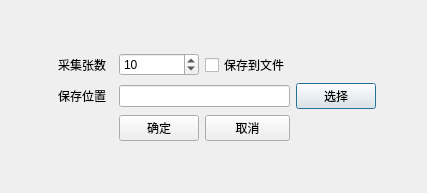
Above: RayimDR/UI/MultiAcqCfgDialog.ui from wangyunfu1996/RayimDR before the change. Below: the same form after it.
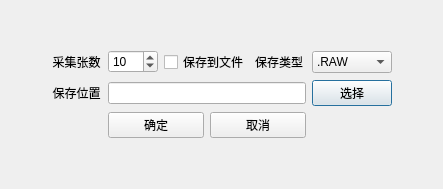
That is the form after the change. Custom widgets are drawn as their Qt base class.

Diff of the .ui file:
```diff
--- a/RayimDR/UI/MultiAcqCfgDialog.ui
+++ b/RayimDR/UI/MultiAcqCfgDialog.ui
@@ -6,50 +6,14 @@
    <rect>
     <x>0</x>
     <y>0</y>
-    <width>427</width>
-    <height>193</height>
+    <width>443</width>
+    <height>189</height>
    </rect>
   </property>
   <property name="windowTitle">
    <string>MultiAcqCfgDialog</string>
   </property>
-  <layout class="QGridLayout" name="gridLayout" columnstretch="0,1,1,1,1,0">
-   <item row="0" column="1">
-    <spacer name="verticalSpacer_2">
-     <property name="orientation">
-      <enum>Qt::Vertical</enum>
-     </property>
-     <property name="sizeHint" stdset="0">
-      <size>
-       <width>20</width>
-       <height>40</height>
-      </size>
-     </property>
-    </spacer>
-   </item>
-   <item row="1" column="0">
-    <spacer name="horizontalSpacer">
-     <property name="orientation">
-      <enum>Qt::Horizontal</enum>
-     </property>
-     <property name="sizeHint" stdset="0">
-      <size>
-       <width>40</width>
-       <height>20</height>
-      </size>
-     </property>
-    </spacer>
-   </item>
-   <item row="1" column="1">
-    <widget class="ElaText" name="label_2">
-     <property name="text">
-      <string>采集张数</string>
-     </property>
-     <property name="alignment">
-      <set>Qt::AlignCenter</set>
-     </property>
-    </widget>
-   </item>
+  <layout class="QGridLayout" name="gridLayout" columnstretch="0,1,1,1,1,1,0">
    <item row="1" column="2">
     <widget class="ElaSpinBox" name="spinBox_n">
      <property name="value">
@@ -57,6 +21,52 @@
      </property>
     </widget>
    </item>
+   <item row="1" column="6">
+    <spacer name="horizontalSpacer_2">
+     <property name="orientation">
+      <enum>Qt::Horizontal</enum>
+     </property>
+     <property name="sizeHint" stdset="0">
+      <size>
+       <width>40</width>
+       <height>20</height>
+      </size>
+     </property>
+    </spacer>
+   </item>
+   <item row="0" column="1">
+    <spacer name="verticalSpacer_2">
+     <property name="orientation">
+      <enum>Qt::Vertical</enum>
+     </property>
+     <property name="sizeHint" stdset="0">
+      <size>
+       <width>20</width>
+       <height>40</height>
+      </size>
+     </property>
+    </spacer>
+   </item>
+   <item row="4" column="1">
+    <spacer name="verticalSpacer">
+     <property name="orientation">
+      <enum>Qt::Vertical</enum>
+     </property>
+     <property name="sizeHint" stdset="0">
+      <size>
+       <width>20</width>
+       <height>40</height>
+      </size>
+     </property>
+    </spacer>
+   </item>
+   <item row="1" column="4">
+    <widget class="QLabel" name="label_3">
+     <property name="text">
+      <string>保存类型</string>
+     </property>
+    </widget>
+   </item>
    <item row="1" column="3">
     <widget class="ElaCheckBox" name="checkBox_saveToFiles">
      <property name="text">
@@ -64,8 +74,8 @@
      </property>
     </widget>
    </item>
-   <item row="1" column="5">
-    <spacer name="horizontalSpacer_2">
+   <item row="1" column="0">
+    <spacer name="horizontalSpacer">
      <property name="orientation">
       <enum>Qt::Horizontal</enum>
      </property>
@@ -77,6 +87,16 @@
      </property>
     </spacer>
    </item>
+   <item row="1" column="1">
+    <widget class="ElaText" name="label_2">
+     <property name="text">
+      <string>采集张数</string>
+     </property>
+     <property name="alignment">
+      <set>Qt::AlignCenter</set>
+     </property>
+    </widget>
+   </item>
    <item row="2" column="1">
     <widget class="ElaText" name="label">
      <property name="text">
@@ -87,42 +107,57 @@
      </property>
     </widget>
    </item>
-   <item row="2" column="2" colspan="2">
-    <widget class="ElaLineEdit" name="lineEdit_savePath"/>
+   <item row="1" column="5">
+    <widget class="QComboBox" name="comboBox_saveType">
+     <item>
+      <property name="text">
+       <string>.RAW</string>
+      </property>
+     </item>
+     <item>
+      <property name="text">
+       <string>.TIFF</string>
+      </property>
+     </item>
+     <item>
+      <property name="text">
+       <string>.JPG</string>
+      </property>
+     </item>
+     <item>
+      <property name="text">
+       <string>.PNG</string>
+      </property>
+     </item>
+    </widget>
    </item>
-   <item row="2" column="4">
+   <item row="2" column="5">
     <widget class="ElaPushButton" name="pushButton_select">
      <property name="text">
       <string>选择</string>
      </property>
     </widget>
    </item>
-   <item row="3" column="2">
-    <widget class="ElaPushButton" name="pushButton_confirm">
-     <property name="text">
-      <string>确定</string>
-     </property>
-    </widget>
+   <item row="2" column="2" colspan="3">
+    <widget class="ElaLineEdit" name="lineEdit_savePath"/>
    </item>
-   <item row="3" column="3">
-    <widget class="ElaPushButton" name="pushButton_cancel">
-     <property name="text">
-      <string>取消</string>
-     </property>
-    </widget>
-   </item>
-   <item row="4" column="1">
-    <spacer name="verticalSpacer">
-     <property name="orientation">
-      <enum>Qt::Vertical</enum>
-     </property>
-     <property name="sizeHint" stdset="0">
-      <size>
-       <width>20</width>
-       <height>40</height>
-      </size>
-     </property>
-    </spacer>
+   <item row="3" column="2" colspan="3">
+    <layout class="QHBoxLayout" name="horizontalLayout">
+     <item>
+      <widget class="ElaPushButton" name="pushButton_confirm">
+       <property name="text">
+        <string>确定</string>
+       </property>
+      </widget>
+     </item>
+     <item>
+      <widget class="ElaPushButton" name="pushButton_cancel">
+       <property name="text">
+        <string>取消</string>
+       </property>
+      </widget>
+     </item>
+    </layout>
    </item>
   </layout>
  </widget>
```
